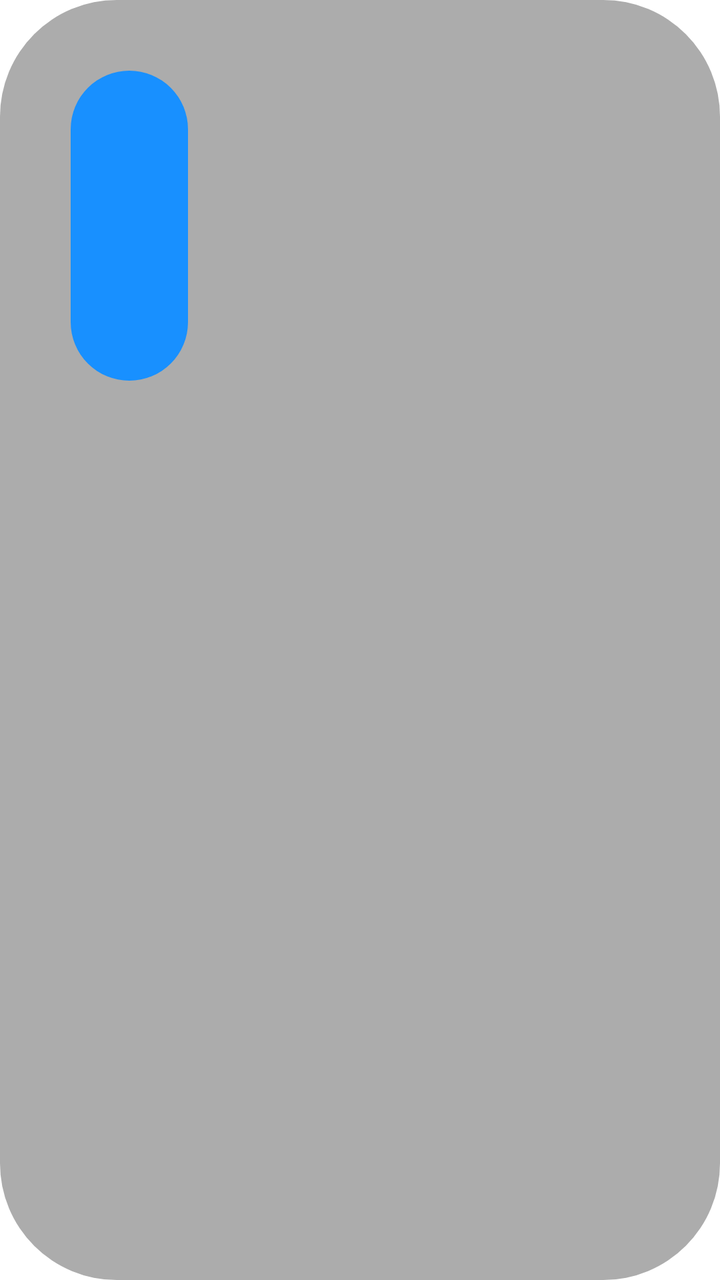
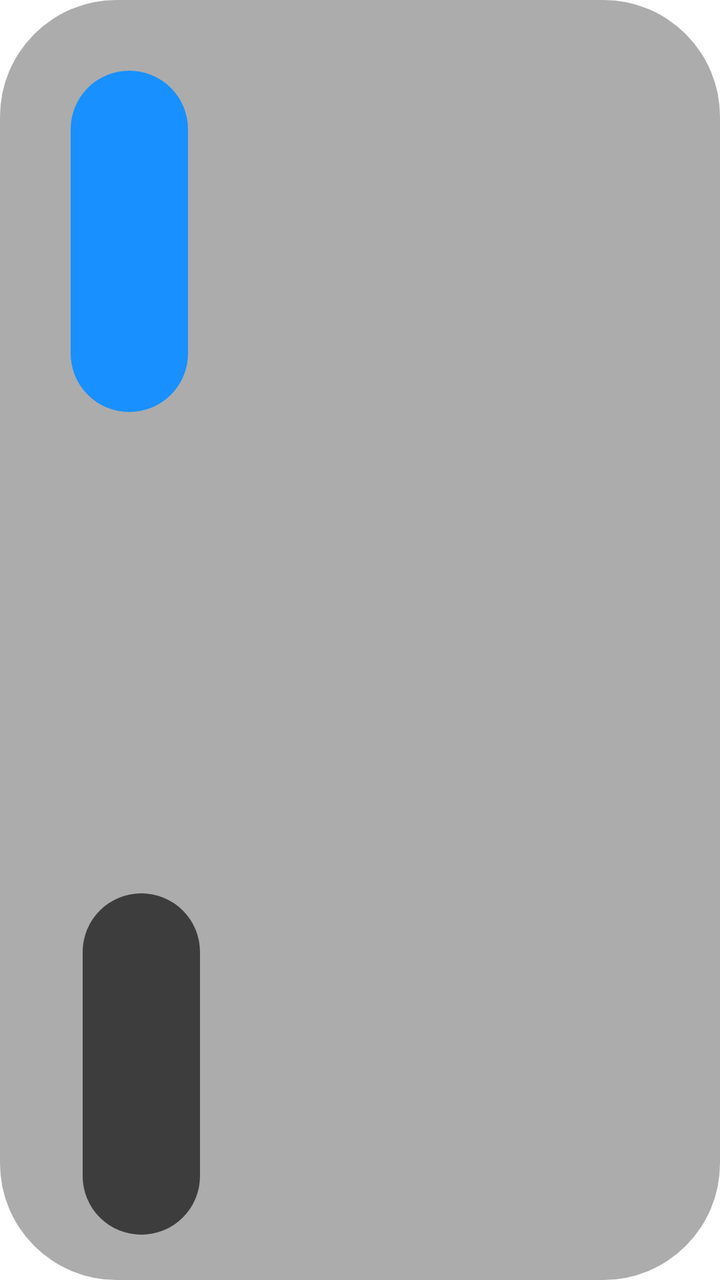

Screens rendered from an Android XML layout before and after an edit, with the pre-edit source and the edit as a unified diff.
<!-- AndroidManifest.xml: application theme AppTheme.NoActionBar -->
<!-- res/layout/item_search.xml -->
<?xml version="1.0" encoding="utf-8"?>
<FrameLayout xmlns:android="http://schemas.android.com/apk/res/android"
    android:layout_width="wrap_content"
    android:layout_height="wrap_content"
    android:background="@drawable/shape_user_focus"
    android:focusable="true"
    android:padding="@dimen/vs_1">

    <FrameLayout
        android:layout_width="@dimen/vs_214"
        android:layout_height="@dimen/vs_280">

        <ImageView
            android:id="@+id/ivThumb"
            android:layout_width="match_parent"
            android:layout_height="match_parent"
            android:padding="@dimen/vs_1"
            android:scaleType="fitXY" />

        <LinearLayout
            android:layout_width="wrap_content"
            android:layout_height="wrap_content"
            android:layout_marginLeft="@dimen/vs_5"
            android:layout_marginTop="@dimen/vs_5"
            android:layout_marginRight="@dimen/vs_5"
            android:orientation="horizontal">

            <TextView
                android:id="@+id/tvSite"
                android:layout_width="wrap_content"
                android:layout_height="wrap_content"
                android:layout_marginEnd="@dimen/vs_5"
                android:layout_marginRight="@dimen/vs_5"
                android:background="@drawable/shape_thumb_year"
                android:ellipsize="end"
                android:gravity="center"
                android:paddingLeft="@dimen/vs_5"
                android:paddingRight="@dimen/vs_5"
                android:singleLine="true"
                android:textColor="@android:color/white"
                android:textSize="@dimen/ts_20" />

        </LinearLayout>


        <LinearLayout
            android:layout_width="match_parent"
            android:layout_height="wrap_content"
            android:layout_gravity="bottom"
            android:orientation="vertical"
            android:padding="@dimen/vs_1">

            <TextView
                android:id="@+id/tvNote"
                android:layout_width="wrap_content"
                android:layout_height="wrap_content"
                android:layout_gravity="bottom"
                android:layout_marginLeft="@dimen/vs_5"
                android:layout_marginRight="@dimen/vs_5"
                android:layout_marginBottom="@dimen/vs_5"
                android:background="@drawable/shape_thumb_note"
                android:ellipsize="end"
                android:gravity="center"
                android:paddingLeft="@dimen/vs_5"
                android:paddingRight="@dimen/vs_5"
                android:singleLine="true"
                android:textColor="@android:color/white"
                android:textSize="@dimen/ts_20" />

            <TextView
                android:id="@+id/tvName"
                android:layout_width="match_parent"
                android:layout_height="wrap_content"
                android:background="@drawable/shape_thumb_bottom_name"
                android:ellipsize="marquee"
                android:marqueeRepeatLimit="marquee_forever"
                android:padding="@dimen/vs_5"
                android:singleLine="true"
                android:textColor="@android:color/white"
                android:textSize="@dimen/ts_22" />
        </LinearLayout>
    </FrameLayout>
</FrameLayout>
<!-- resources referenced by this layout -->
<resources>
  <dimen name="ts_20">20mm</dimen>
  <dimen name="ts_22">22mm</dimen>
  <dimen name="vs_1">1mm</dimen>
  <dimen name="vs_214">214mm</dimen>
  <dimen name="vs_280">280mm</dimen>
  <dimen name="vs_5">5mm</dimen>
  <!-- drawable shape_thumb_bottom_name (drawable) -->
  <?xml version="1.0" encoding="utf-8"?>
  <shape xmlns:android="http://schemas.android.com/apk/res/android">
      <corners
          android:bottomLeftRadius="@dimen/vs_10"
          android:bottomRightRadius="@dimen/vs_10" />
      <solid android:color="@color/color_99000000" />
  </shape>
  <!-- drawable shape_thumb_note (drawable) -->
  <?xml version="1.0" encoding="utf-8"?>
  <shape xmlns:android="http://schemas.android.com/apk/res/android">
      <solid android:color="@color/color_3D3D3D" />
      <corners android:radius="5mm" />
  </shape>
  <!-- drawable shape_thumb_year (drawable) -->
  <?xml version="1.0" encoding="utf-8"?>
  <shape xmlns:android="http://schemas.android.com/apk/res/android">
      <solid android:color="@color/color_1890FF" />
      <corners android:radius="5mm" />
  </shape>
  <!-- drawable shape_user_focus (drawable) -->
  <?xml version="1.0" encoding="utf-8"?>
  <selector xmlns:android="http://schemas.android.com/apk/res/android">
      <item android:state_focused="true">
          <shape>
              <corners android:radius="10mm" />
              <stroke android:width="2mm" android:color="@color/color_FFFFFF" />
              <solid android:color="@color/color_6C3D3D3D" />
          </shape>
      </item>
      <item android:state_focused="false">
          <shape>
              <corners android:radius="10mm" />
              <solid android:color="@color/color_6C3D3D3D"/>
          </shape>
      </item>
  </selector>
  <style name="AppTheme.NoActionBar" parent="AppTheme">
          <item name="android:windowActionBar">false</item>
          <item name="android:windowNoTitle">true</item>
          <item name="windowActionBar">false</item>
          <item name="android:windowFullscreen">true</item>//全屏即无通知栏
          <item name="android:windowContentOverlay">@null</item>//是否有遮盖
          <item name="windowNoTitle">true</item>
          <item name="android:keepScreenOn">true</item>
          
          <item name="android:windowBackground">@android:color/transparent</item>
      </style>
  <dimen name="vs_10">10mm</dimen>
  <color name="color_99000000">#99000000</color>
  <color name="color_3D3D3D">#3D3D3D</color>
  <color name="color_1890FF">#1890FF</color>
  <color name="color_FFFFFF">#ffffffff</color>
  <color name="color_6C3D3D3D">#6c3d3d3d</color>
  <style name="AppTheme" parent="Theme.AppCompat.Light.DarkActionBar">
          
          <item name="colorPrimary">@color/color_6200EE</item>
          <item name="colorPrimaryDark">@color/color_3700B3</item>
          <item name="colorAccent">@color/color_03DAC5</item>
      </style>
  <color name="color_6200EE">#6200EE</color>
  <color name="color_3700B3">#3700B3</color>
  <color name="color_03DAC5">#03DAC5</color>
</resources>

<!-- the commit's change to res/layout/item_search.xml (unified diff, before → after) -->
@@ -1,14 +1,14 @@
 <?xml version="1.0" encoding="utf-8"?>
 <FrameLayout xmlns:android="http://schemas.android.com/apk/res/android"
-    android:layout_width="wrap_content"
+    android:layout_width="match_parent"
     android:layout_height="wrap_content"
     android:background="@drawable/shape_user_focus"
     android:focusable="true"
     android:padding="@dimen/vs_1">
 
     <FrameLayout
-        android:layout_width="@dimen/vs_214"
-        android:layout_height="@dimen/vs_280">
+        android:layout_width="match_parent"
+        android:layout_height="@dimen/vs_150">
 
         <ImageView
             android:id="@+id/ivThumb"
@@ -38,7 +38,7 @@
                 android:paddingRight="@dimen/vs_5"
                 android:singleLine="true"
                 android:textColor="@android:color/white"
-                android:textSize="@dimen/ts_20" />
+                android:textSize="@dimen/ts_22" />
 
         </LinearLayout>
 
@@ -65,7 +65,7 @@
                 android:paddingRight="@dimen/vs_5"
                 android:singleLine="true"
                 android:textColor="@android:color/white"
-                android:textSize="@dimen/ts_20" />
+                android:textSize="@dimen/ts_22" />
 
             <TextView
                 android:id="@+id/tvName"
<!-- resource entries referenced after the edit -->
@@ -1,10 +1,8 @@
 <!-- resources referenced by this layout -->
 <resources>
-  <dimen name="ts_20">20mm</dimen>
   <dimen name="ts_22">22mm</dimen>
   <dimen name="vs_1">1mm</dimen>
-  <dimen name="vs_214">214mm</dimen>
-  <dimen name="vs_280">280mm</dimen>
+  <dimen name="vs_150">150mm</dimen>
   <dimen name="vs_5">5mm</dimen>
   <!-- drawable shape_thumb_bottom_name (drawable) -->
   <?xml version="1.0" encoding="utf-8"?>
